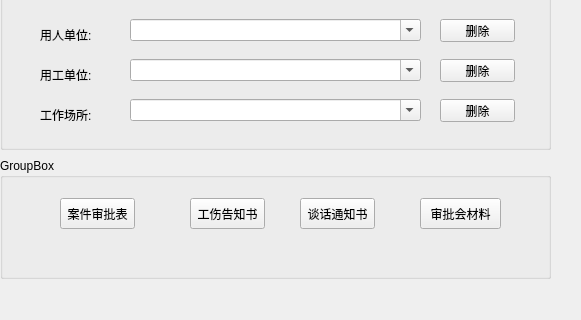
lvguang98/test1.0, file main_window.ui: the form before one commit; both pictures show x 0 to 581 and y 531 to 851 of the 1158 by 851 pixel window.
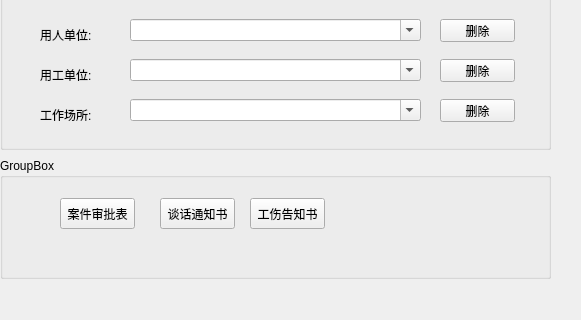
The form after the commit.

```diff
--- a/main_window.ui
+++ b/main_window.ui
@@ -691,7 +691,7 @@
     <widget class="QPushButton" name="btn_injury_notice">
      <property name="geometry">
       <rect>
-       <x>190</x>
+       <x>250</x>
        <y>40</y>
        <width>75</width>
        <height>31</height>
@@ -704,7 +704,7 @@
     <widget class="QPushButton" name="btn_interview_notice">
      <property name="geometry">
       <rect>
-       <x>300</x>
+       <x>160</x>
        <y>40</y>
        <width>75</width>
        <height>31</height>
@@ -714,19 +714,6 @@
       <string>谈话通知书</string>
      </property>
     </widget>
-    <widget class="QPushButton" name="btn_review_materials">
-     <property name="geometry">
-      <rect>
-       <x>420</x>
-       <y>40</y>
-       <width>81</width>
-       <height>31</height>
-      </rect>
-     </property>
-     <property name="text">
-      <string>审批会材料</string>
-     </property>
-    </widget>
    </widget>
   </widget>
   <widget class="QMenuBar" name="menubar">
```
